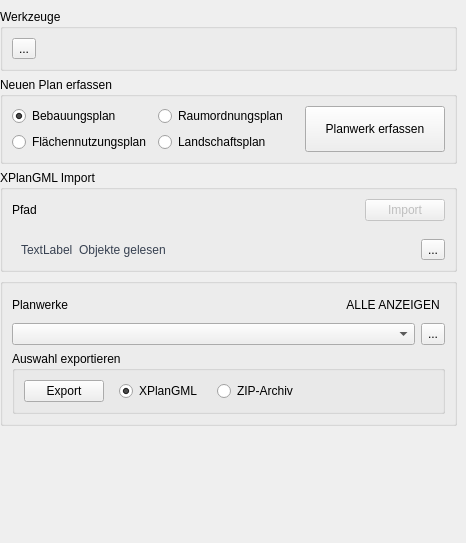
First picture: the form in src/SAGisXPlanung/ui/XPlanung_dialog_base.ui, repository nti-de/SAGisXPlanung, before the edit.
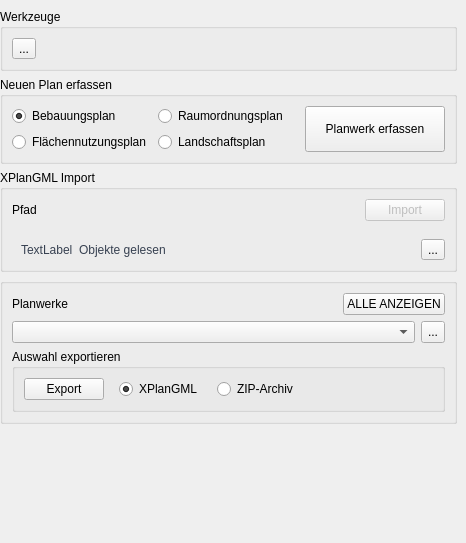
Second picture: the form after the edit. Custom widgets are drawn as their Qt base class.

Diff of the .ui file:
```diff
--- a/src/SAGisXPlanung/ui/XPlanung_dialog_base.ui
+++ b/src/SAGisXPlanung/ui/XPlanung_dialog_base.ui
@@ -335,10 +335,6 @@
            <property name="toolTip">
             <string>Übersicht aller gespeicherten Pläne anzeigen</string>
            </property>
-           <property name="styleSheet">
-            <string notr="true">QPushButton { border: 0px; border-radius: 3px; padding: 5px; font-weight: 400;}
-QPushButton:hover { background-color: #d1d5db; color: #172554;}</string>
-           </property>
            <property name="text">
             <string>ALLE ANZEIGEN</string>
            </property>
```
